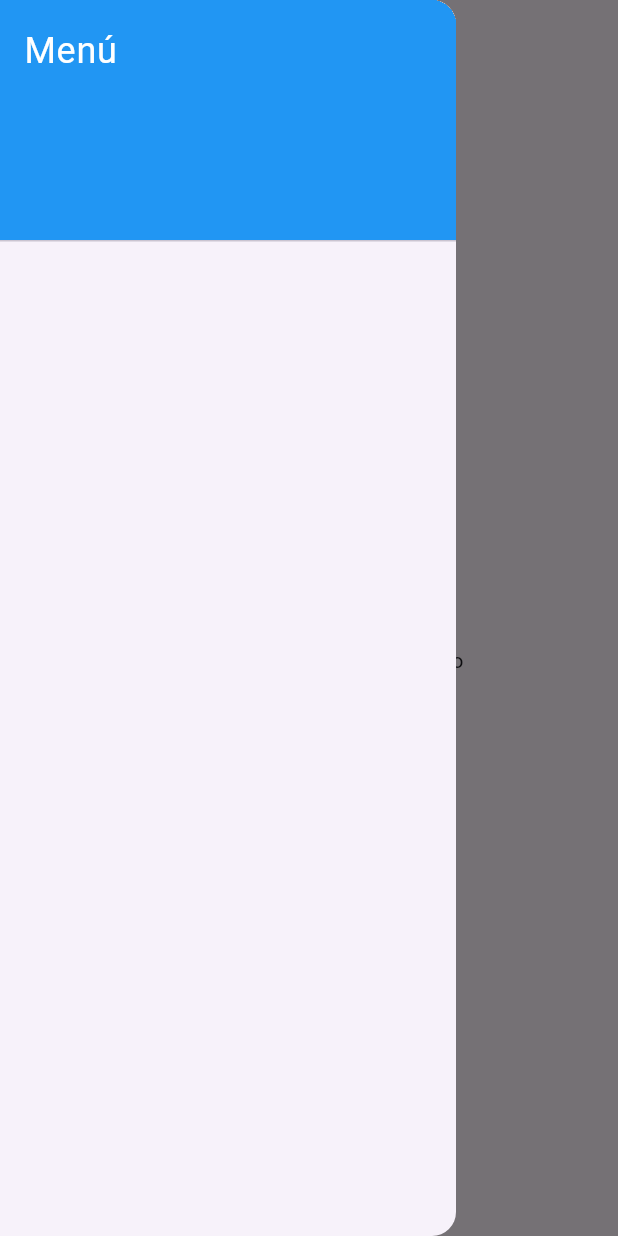
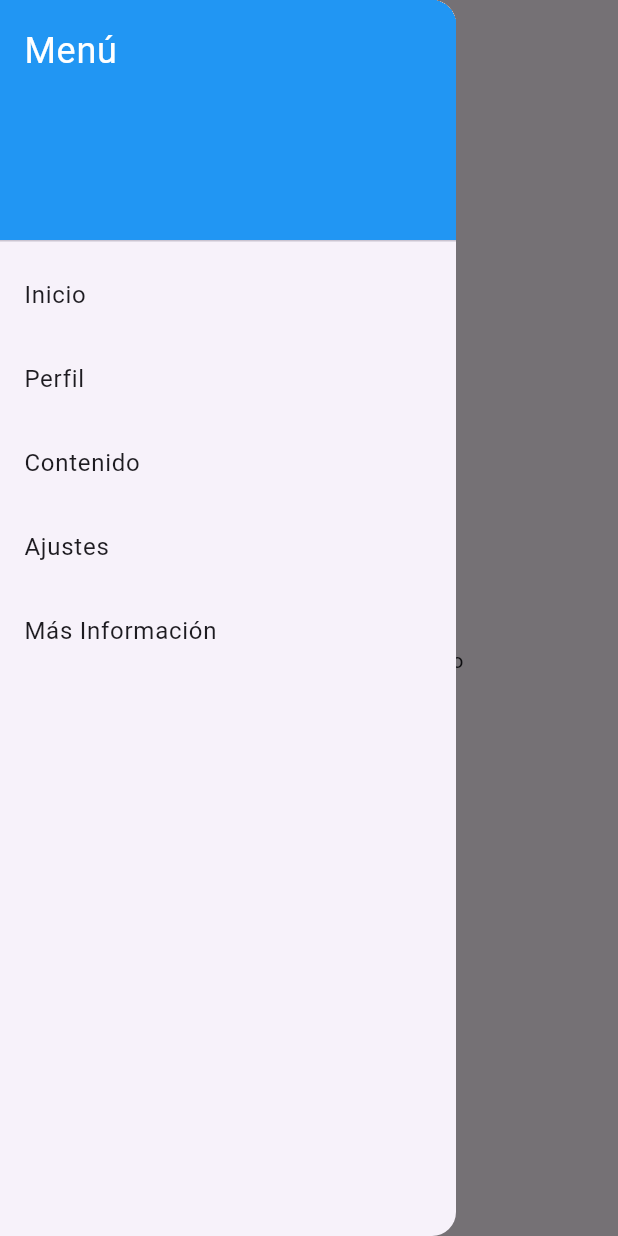
Before and after one commit to JERF2000/WorkShop5, a Flutter app: the screen it shows after launch, with the side drawer open, on a phone screen of 412 x 824 dp. Run offline on Flutter 3.47's test engine with Material 3 defaults, Android fonts, the phone set to English and light mode, and no system bars.

Commit message:
Se agrego un ListTile para completar los campos del Menu Drawer

```diff
--- a/lib/main.dart
+++ b/lib/main.dart
@@ -47,7 +47,36 @@ class DrawerMenu extends StatelessWidget {
               ),
             ),
           ),
-
+          ListTile(
+            title: Text('Inicio'),
+            onTap: () {
+              Navigator.pop(context);
+            },
+          ),
+          ListTile(
+            title: Text('Perfil'),
+            onTap: () {
+              Navigator.pop(context);
+            },
+          ),
+          ListTile(
+            title: Text('Contenido'),
+            onTap: () {
+              Navigator.pop(context);
+            },
+          ),
+          ListTile(
+            title: Text('Ajustes'),
+            onTap: () {
+              Navigator.pop(context);
+            },
+          ),
+          ListTile(
+            title: Text('Más Información'),
+            onTap: () {
+              Navigator.pop(context);
+            },
+          ),
         ],
       ),
     );
```
